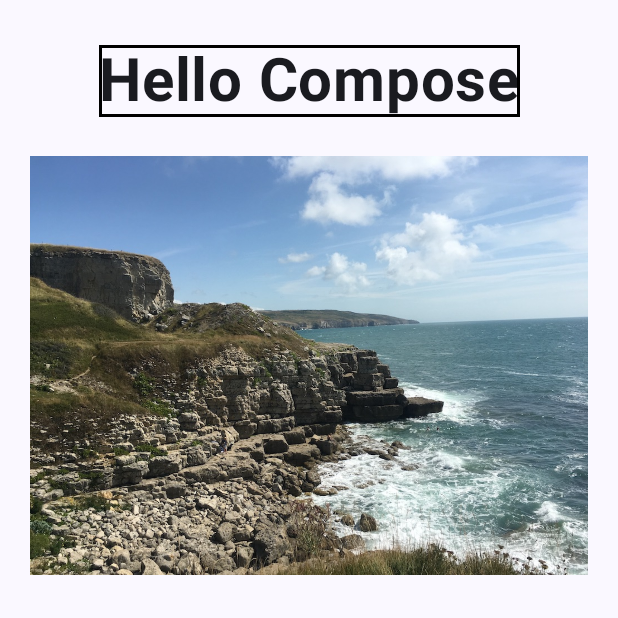
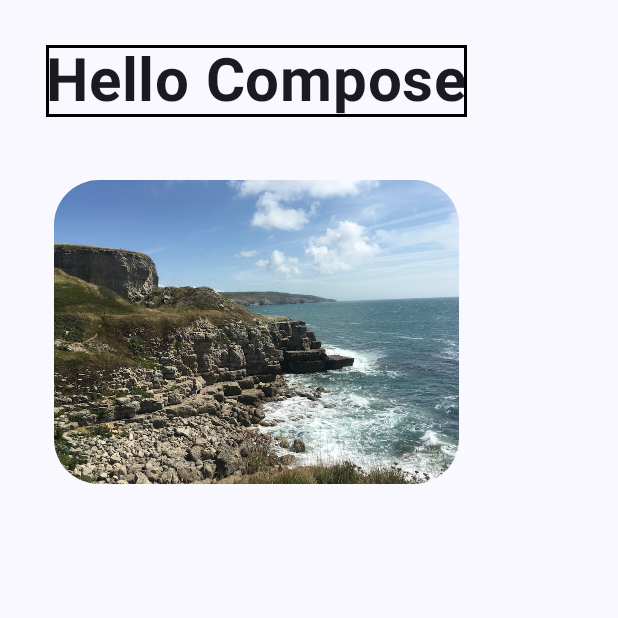
Before and after one commit to sake-2004/mobile_learning_lab2, an Android app built with Jetpack Compose: the screen it shows after launch (MainActivity), on a phone screen of 412 x 824 dp, the top half of it. Run offline under Robolectric (Android 15) with nearby library versions, the phone set to English and light mode, and no system bars.

Commit message:
Custom modifier for image

```diff
--- a/app/src/main/java/com/example/modifierdemo/MainActivity.kt
+++ b/app/src/main/java/com/example/modifierdemo/MainActivity.kt
@@ -12,11 +12,14 @@ import androidx.compose.foundation.layout.Spacer
 import androidx.compose.foundation.layout.fillMaxSize
 import androidx.compose.foundation.layout.height
 import androidx.compose.foundation.layout.padding
+import androidx.compose.foundation.layout.width
+import androidx.compose.foundation.shape.RoundedCornerShape
 import androidx.compose.material3.Scaffold
 import androidx.compose.material3.Text
 import androidx.compose.runtime.Composable
 import androidx.compose.ui.Alignment
 import androidx.compose.ui.Modifier
+import androidx.compose.ui.draw.clip
 import androidx.compose.ui.graphics.Color
 import androidx.compose.ui.res.painterResource
 import androidx.compose.ui.text.font.FontWeight
@@ -58,7 +61,12 @@ fun DemoScreen(modifier: Modifier = Modifier) {
             fontWeight = FontWeight.Bold
         )
         Spacer(Modifier.height(16.dp))
-        CustomImage(R.drawable.vacation)
+        CustomImage(R.drawable.vacation,
+            Modifier
+                .padding(16.dp)
+                .width(270.dp)
+                .clip(shape = RoundedCornerShape(30.dp))
+            )
     }
 }
 
```
